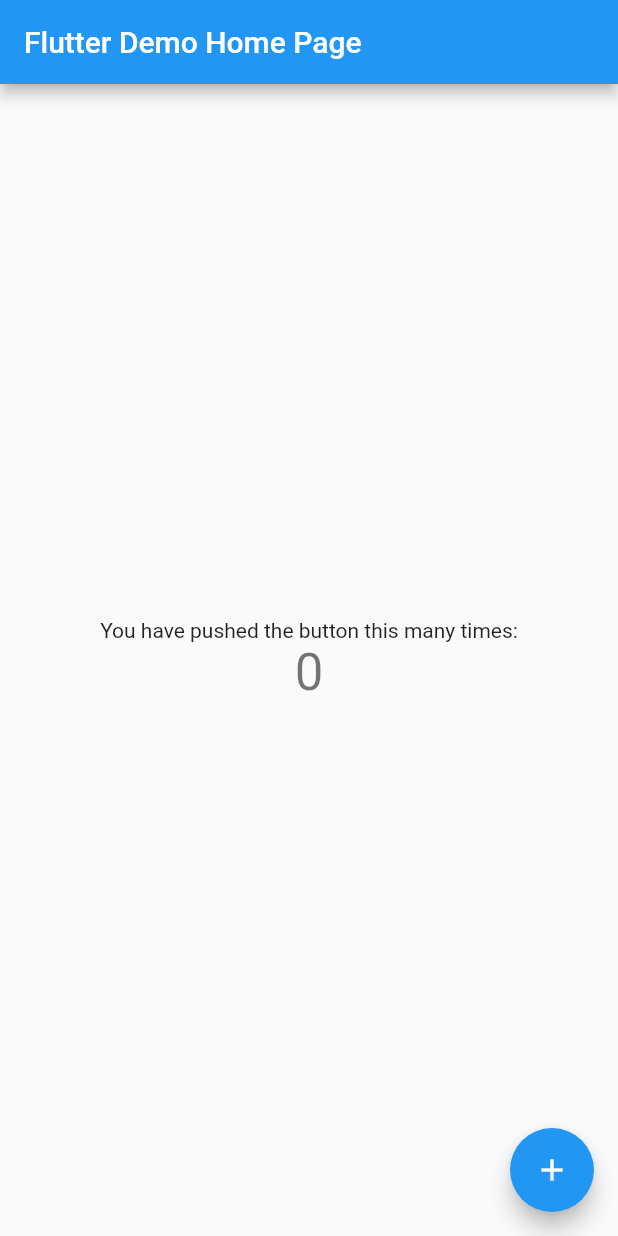
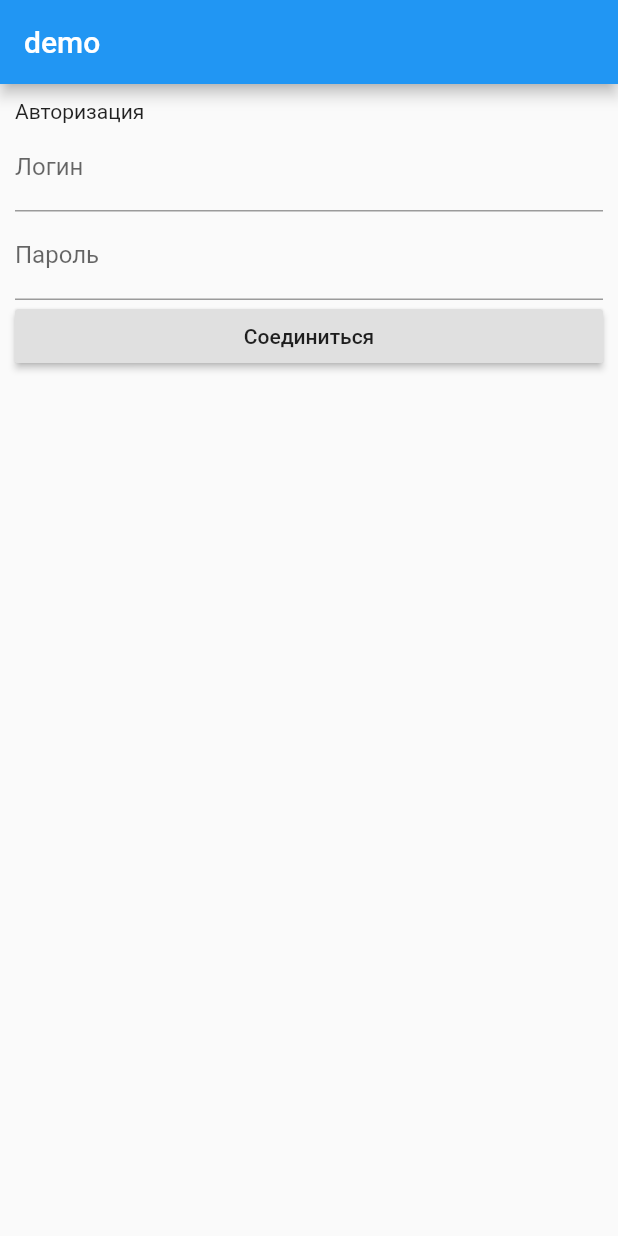
Before and after one commit to ATeteryatnikov/employee_personal_sheet, a Flutter app: the screen it shows after launch, on a phone screen of 412 x 824 dp. Run offline on Flutter 3.47's test engine with Material 2 defaults, Android fonts, the phone set to English and light mode, and no system bars.

Commit message:
working_auth

```diff
--- /dev/null
+++ b/lib/authorization/authorization.dart
@@ -0,0 +1,41 @@
+import 'package:employee_personal_sheet/authorization/authorization_service.dart';
+import 'package:employee_personal_sheet/authorization/credentials.dart';
+import 'package:employee_personal_sheet/pages/user_reestr-page.dart';
+import 'package:flutter/material.dart';
+
+class Authorization extends StatelessWidget {
+  final Credentials user = new Credentials();
+
+  @override
+  Widget build(BuildContext context) {
+    return Container(
+        margin: EdgeInsets.all(10.0),
+        child: ListView(
+          children: <Widget>[
+            Text("Авторизация"),
+            TextField(
+                decoration: InputDecoration(labelText: 'Логин'),
+                onChanged: (String value) => {user.setLogin(value)}),
+            TextField(
+              decoration: InputDecoration(
+                labelText: 'Пароль',
+              ),
+              obscureText: true,
+              onChanged: (String value) => {user.setPassword(value)},
+            ),
+            RaisedButton(
+              onPressed: () => AuthorizationService()
+                  .connect(user.getLogin(), user.getPassword())
+                  .then((bool value) => {
+                        Navigator.pushReplacement(
+                            context,
+                            MaterialPageRoute(
+                                builder: (BuildContext context) =>
+                                    UserReestrPage()))
+                      }),
+              child: Text('Соединиться'),
+            )
+          ],
+        ));
+  }
+}
--- /dev/null
+++ b/lib/authorization/credentials.dart
@@ -0,0 +1,22 @@
+class Credentials {
+  static Credentials _instance;
+
+  String _login;
+  String _password;
+
+  String getLogin() {
+    return _login;
+  }
+
+  String getPassword() {
+    return _password;
+  }
+
+  void setLogin(String value) {
+    _login = value;
+  }
+
+  void setPassword(String value) {
+    _password = value;
+  }
+}
--- a/lib/main.dart
+++ b/lib/main.dart
@@ -1,111 +1,12 @@
+import 'package:employee_personal_sheet/pages/authorization_page.dart';
 import 'package:flutter/material.dart';
 
-void main() => runApp(MyApp());
+void main() => runApp(MainPage());
 
-class MyApp extends StatelessWidget {
-  // This widget is the root of your application.
+class MainPage extends StatelessWidget {
   @override
   Widget build(BuildContext context) {
     return MaterialApp(
-      title: 'Flutter Demo',
-      theme: ThemeData(
-        // This is the theme of your application.
-        //
-        // Try running your application with "flutter run". You'll see the
-        // application has a blue toolbar. Then, without quitting the app, try
-        // changing the primarySwatch below to Colors.green and then invoke
-        // "hot reload" (press "r" in the console where you ran "flutter run",
-        // or simply save your changes to "hot reload" in a Flutter IDE).
-        // Notice that the counter didn't reset back to zero; the application
-        // is not restarted.
-        primarySwatch: Colors.blue,
-      ),
-      home: MyHomePage(title: 'Flutter Demo Home Page'),
-    );
+        home: AuthorizationPage());
   }
 }
-
-class MyHomePage extends StatefulWidget {
-  MyHomePage({Key key, this.title}) : super(key: key);
-
-  // This widget is the home page of your application. It is stateful, meaning
-  // that it has a State object (defined below) that contains fields that affect
-  // how it looks.
-
-  // This class is the configuration for the state. It holds the values (in this
-  // case the title) provided by the parent (in this case the App widget) and
-  // used by the build method of the State. Fields in a Widget subclass are
-  // always marked "final".
-
-  final String title;
-
-  @override
-  _MyHomePageState createState() => _MyHomePageState();
-}
-
-class _MyHomePageState extends State<MyHomePage> {
-  int _counter = 0;
-
-  void _incrementCounter() {
-    setState(() {
-      // This call to setState tells the Flutter framework that something has
-      // changed in this State, which causes it to rerun the build method below
-      // so that the display can reflect the updated values. If we changed
-      // _counter without calling setState(), then the build method would not be
-      // called again, and so nothing would appear to happen.
-      _counter++;
-    });
-  }
-
-  @override
-  Widget build(BuildContext context) {
-    // This method is rerun every time setState is called, for instance as done
-    // by the _incrementCounter method above.
-    //
-    // The Flutter framework has been optimized to make rerunning build methods
-    // fast, so that you can just rebuild anything that needs updating rather
-    // than having to individually change instances of widgets.
-    return Scaffold(
-      appBar: AppBar(
-        // Here we take the value from the MyHomePage object that was created by
-        // the App.build method, and use it to set our appbar title.
-        title: Text(widget.title),
-      ),
-      body: Center(
-        // Center is a layout widget. It takes a single child and positions it
-        // in the middle of the parent.
-        child: Column(
-          // Column is also a layout widget. It takes a list of children and
-          // arranges them vertically. By default, it sizes itself to fit its
-          // children horizontally, and tries to be as tall as its parent.
-          //
-          // Invoke "debug painting" (press "p" in the console, choose the
-          // "Toggle Debug Paint" action from the Flutter Inspector in Android
-          // Studio, or the "Toggle Debug Paint" command in Visual Studio Code)
-          // to see the wireframe for each widget.
-          //
-          // Column has various properties to control how it sizes itself and
-          // how it positions its children. Here we use mainAxisAlignment to
-          // center the children vertically; the main axis here is the vertical
-          // axis because Columns are vertical (the cross axis would be
-          // horizontal).
-          mainAxisAlignment: MainAxisAlignment.center,
-          children: <Widget>[
-            Text(
-              'You have pushed the button this many times:',
-            ),
-            Text(
-              '$_counter',
-              style: Theme.of(context).textTheme.display1,
-            ),
-          ],
-        ),
-      ),
-      floatingActionButton: FloatingActionButton(
-        onPressed: _incrementCounter,
-        tooltip: 'Increment',
-        child: Icon(Icons.add),
-      ), // This trailing comma makes auto-formatting nicer for build methods.
-    );
-  }
-}
--- /dev/null
+++ b/lib/models/user_characteristic.dart
@@ -0,0 +1,5 @@
+class UserCharacteristic {
+  String field;
+  String type;
+  String value;
+}
--- /dev/null
+++ b/lib/pages/authorization_page.dart
@@ -0,0 +1,14 @@
+import 'package:employee_personal_sheet/authorization/authorization.dart';
+import 'package:flutter/material.dart';
+
+class AuthorizationPage extends StatelessWidget {
+  @override
+  Widget build(BuildContext context) {
+    return Scaffold(
+      appBar: AppBar(
+        title: Text('demo'),
+      ),
+      body: Authorization(),
+    );
+  }
+}
--- a/pubspec.yaml
+++ b/pubspec.yaml
@@ -14,7 +14,7 @@ description: A new Flutter project.
 version: 1.0.0+1
 
 environment:
-  sdk: ">=2.1.0 <3.0.0"
+  sdk: ">=2.2.0 <3.0.0"
 
 dependencies:
   flutter:
@@ -23,6 +23,10 @@ dependencies:
   # The following adds the Cupertino Icons font to your application.
   # Use with the CupertinoIcons class for iOS style icons.
   cupertino_icons: ^0.1.2
+  json_serializable: ^3.2.5
+  http: ^0.12.0+2
+  flutter_map: any
+  latlong: ^0.6.1
 
 dev_dependencies:
   flutter_test:
```
Also changed, not shown: lib/authorization/authorization_service.dart (added, +31 -0 lines), lib/models/oneUserRecord.dart (added, +9 -0 lines), lib/models/usersRecords.dart (added, +7 -0 lines), lib/pages/user_reestr-page.dart (added, +36 -0 lines), pubspec.lock, 1 other file.
